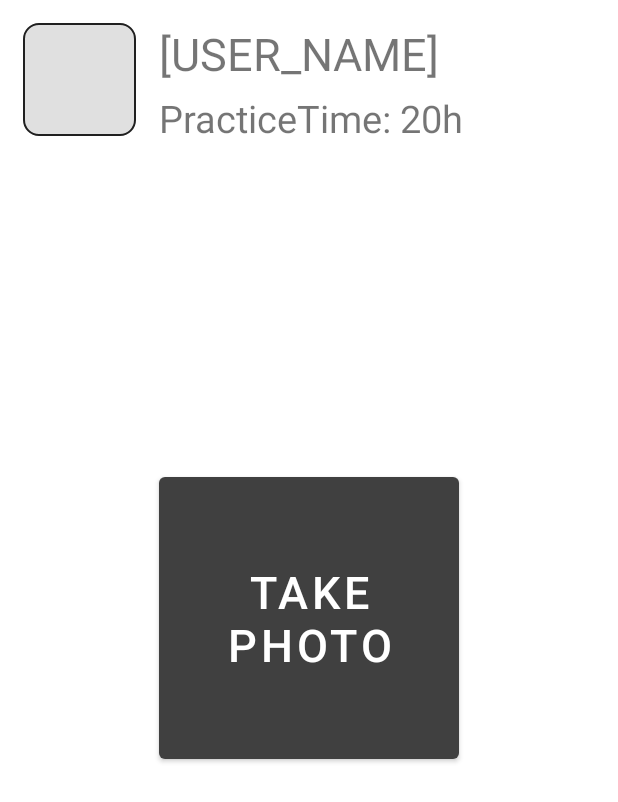
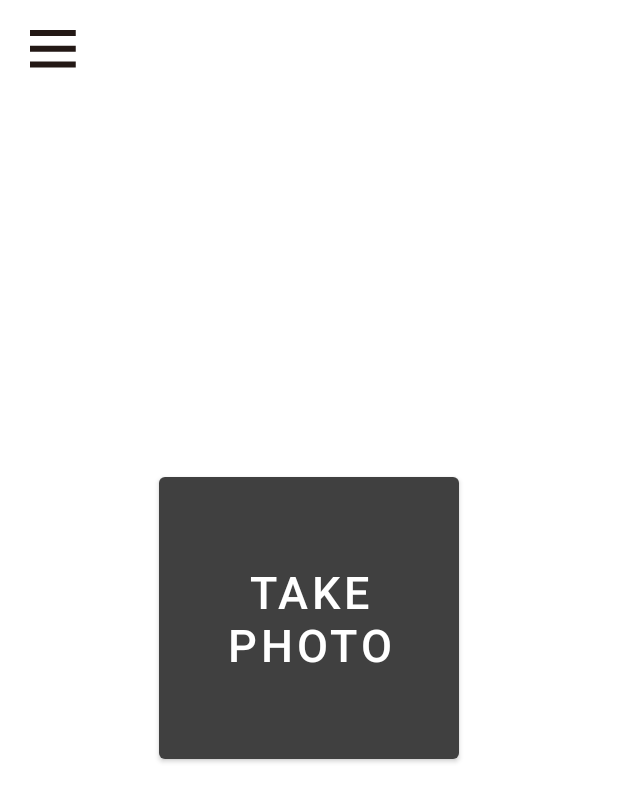
Before and after one commit to SWC-Painist/APP, an Android app: the layout fragment_home.xml on its own in the app's theme, with its tools: preview values and no code run, on a phone screen of 412 x 824 dp. Shown: the top 802 px of the screen. Run offline under Robolectric (Android 15) with nearby library versions, the phone set to English and light mode, and no system bars.

Commit message:
Update Navigation-Button Layout

```diff
--- a/app/src/main/res/drawable/piano_key_background.xml
+++ b/app/src/main/res/drawable/piano_key_background.xml
@@ -6,9 +6,9 @@
             <solid android:color="@color/black"/>
             <gradient
                 android:angle="0"
-                android:startColor="#202020"
+                android:startColor="#303030"
                 android:centerColor="#000000"
-                android:endColor="#0F0F0F"
+                android:endColor="#141414"
                 android:type="linear" />
         </shape>
     </item>
--- a/app/src/main/res/layout/activity_main.xml
+++ b/app/src/main/res/layout/activity_main.xml
@@ -8,10 +8,11 @@
     android:fitsSystemWindows="true"
     tools:openDrawer="start">
 
-    <include
-        layout="@layout/app_bar_main"
+    <FrameLayout
+        android:id="@+id/main_content"
         android:layout_width="match_parent"
-        android:layout_height="match_parent" />
+        android:layout_height="match_parent"
+        tools:layout="@layout/app_bar_main"/>
 
     <com.google.android.material.navigation.NavigationView
         android:id="@+id/nav_view"
--- a/app/src/main/res/layout/fragment_home.xml
+++ b/app/src/main/res/layout/fragment_home.xml
@@ -10,69 +10,26 @@
     <LinearLayout
         android:layout_width="match_parent"
         android:layout_height="wrap_content"
-        android:layout_alignParentTop="true"
-        android:orientation="horizontal"
-        android:padding="15dp">
-
+        android:orientation="horizontal">
         <ImageView
-            android:layout_width="75dp"
-            android:layout_height="75dp"
-            android:background="@drawable/rounded_retangle">
-
-        </ImageView>
-        <LinearLayout
-            android:layout_width="0dp"
-            android:layout_height="match_parent"
-            android:layout_weight="1"
-            android:orientation="vertical"
-            android:layout_marginStart="15dp"
-            android:layout_marginLeft="15dp">
-            <TextView
-                android:layout_width="wrap_content"
-                android:layout_height="wrap_content"
-                android:layout_marginBottom="5dp"
-                android:text="[USER_NAME]"
-                android:textSize="30sp">
-            </TextView>
-            <TextView
-                android:layout_width="wrap_content"
-                android:layout_height="wrap_content"
-                android:text="PracticeTime: 20h"
-                android:textSize="25sp">
-            </TextView>
-        </LinearLayout>
-
+            android:id="@+id/menu_button"
+            android:layout_margin="20dp"
+            android:layout_width="wrap_content"
+            android:layout_height="wrap_content"
+            android:background="@mipmap/menu" />
     </LinearLayout>
-
-
-<!--    <com.google.android.material.appbar.AppBarLayout-->
-<!--        android:layout_width="match_parent"-->
-<!--        android:layout_height="wrap_content"-->
-<!--        android:theme="@style/Theme.Painist.AppBarOverlay">-->
-
-<!--        <androidx.appcompat.widget.Toolbar-->
-<!--            android:id="@+id/toolbar"-->
-<!--            android:layout_width="match_parent"-->
-<!--            android:layout_height="?attr/actionBarSize"-->
-<!--            android:background="?attr/colorPrimary"-->
-<!--            android:gravity="center_horizontal"-->
-<!--            android:textAlignment="center"-->
-<!--            app:title="MAIN FRAGMENT"-->
-<!--            app:popupTheme="@style/Theme.Painist.PopupOverlay"/>-->
-
-<!--    </com.google.android.material.appbar.AppBarLayout>-->
 
     <LinearLayout
         android:layout_width="match_parent"
         android:layout_height="match_parent"
         android:layout_centerInParent="true"
         android:gravity="center">
+
         <Button
             android:layout_width="200dp"
             android:layout_height="200dp"
             android:text="Take Photo"
-            android:textSize="30sp">
-        </Button>
+            android:textSize="30sp" />
 
     </LinearLayout>
 
```
Also changed, not shown: app/src/main/res/mipmap-hdpi/menu.png (added), app/src/main/res/mipmap-hdpi/menu_selected.png (added), app/src/main/res/mipmap-mdpi/menu.png (added), app/src/main/res/mipmap-mdpi/menu_selected.png (added), app/src/main/res/mipmap-xhdpi/menu.png (added), app/src/main/res/mipmap-xhdpi/menu_selected.png (added), app/src/main/res/mipmap-xxhdpi/menu.png (added), app/src/main/res/mipmap-xxhdpi/menu_selected.png (added), app/src/main/res/mipmap-xxxhdpi/menu.png (added), app/src/main/res/mipmap-xxxhdpi/menu_selected.png (added).
